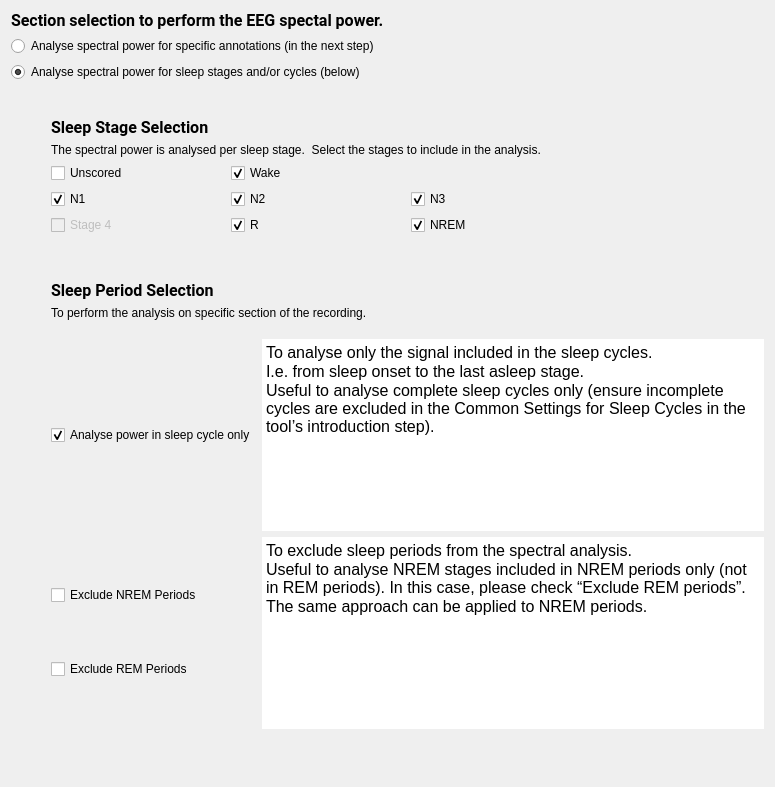
Before: the Qt Designer form tools/CEAMSTools/PowerSpectralAnalysis/SelectionStep/Ui_SelectionStep.ui in SnoozToolbox/snooz-package-ceams, drawn with Qt 5.
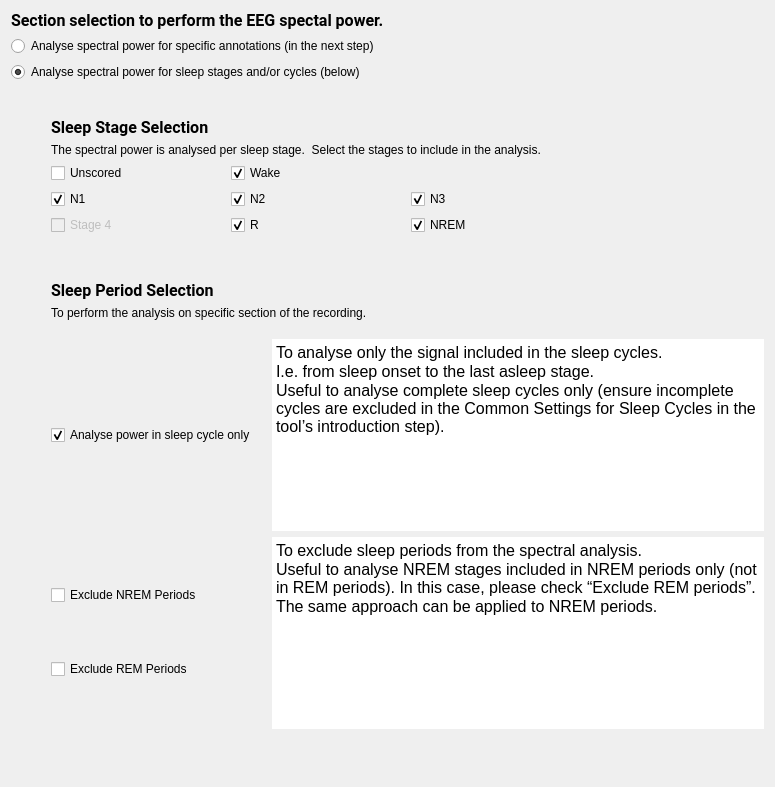
After: the same form once the commit is applied.

Patch:
```diff
--- a/tools/CEAMSTools/PowerSpectralAnalysis/SelectionStep/Ui_SelectionStep.ui
+++ b/tools/CEAMSTools/PowerSpectralAnalysis/SelectionStep/Ui_SelectionStep.ui
@@ -317,7 +317,7 @@
             <string>Check to perform the PSA only on the signal included in the sleep cycles i.e. from sleep onset to the last asleep stage.</string>
            </property>
            <property name="text">
-            <string>Analyse power in sleep cycle only</string>
+            <string>Analyse power in sleep cycle only   </string>
            </property>
            <property name="checkable">
             <bool>true</bool>
```
